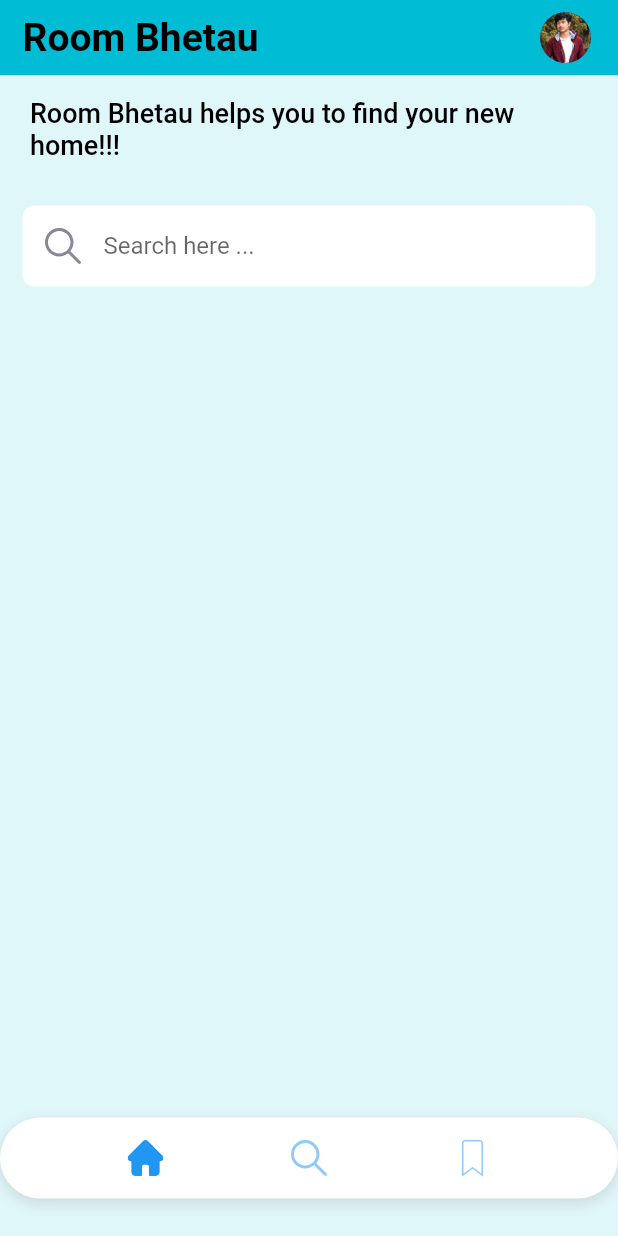
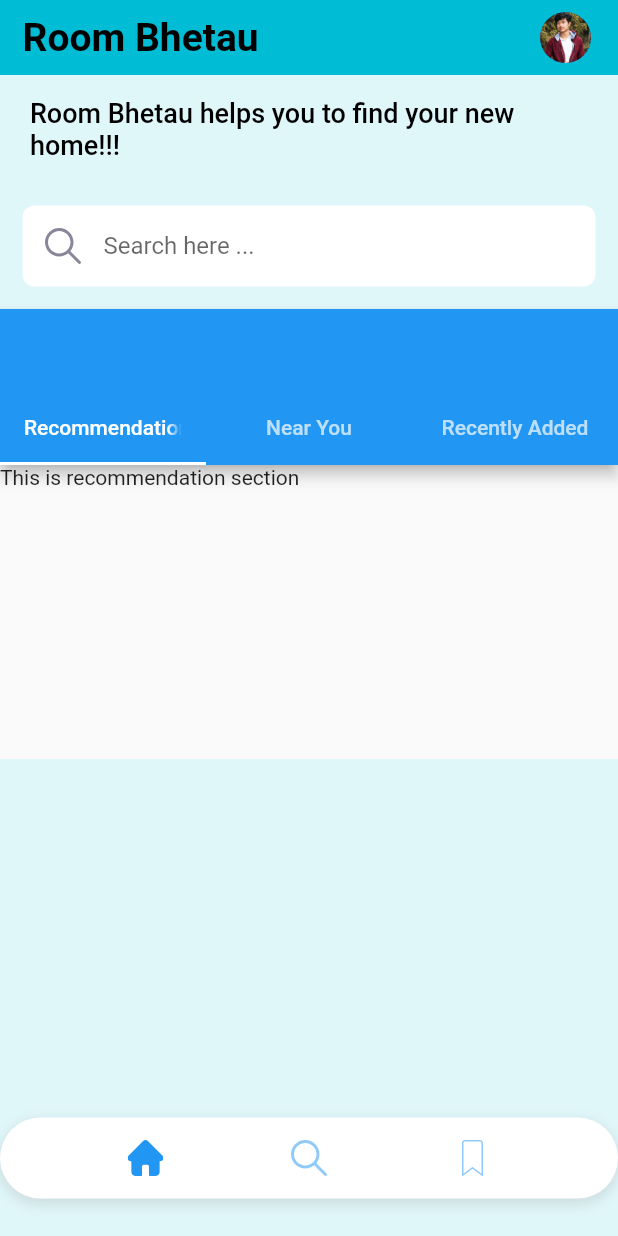
Before and after one commit to Cyantosh0/learn_flutter, a Flutter app: the screen it shows after launch, on a phone screen of 412 x 824 dp. Run offline on Flutter 3.47's test engine with Material 2 defaults, Android fonts, the phone set to English and light mode, and no system bars; our stand-ins replace flutter_svg.

Commit message:
Add 'categories' section in home page

```diff
--- a/lib/src/screens/home/home.dart
+++ b/lib/src/screens/home/home.dart
@@ -2,6 +2,7 @@ import 'package:flutter/material.dart';
 import 'package:learn_flutter/src/screens/home/widgets/bottom_navigation_bar.dart';
 import 'package:learn_flutter/src/screens/home/widgets/header.dart';
 import 'package:learn_flutter/src/screens/home/widgets/page_description.dart';
+import 'package:learn_flutter/src/screens/home/widgets/catagories.dart';
 import 'package:learn_flutter/src/screens/home/widgets/search_input.dart';
 
 class HomePage extends StatelessWidget {
@@ -13,7 +14,7 @@ class HomePage extends StatelessWidget {
       body: SingleChildScrollView(
         child: Column(
           crossAxisAlignment: CrossAxisAlignment.start,
-          children: [PageDescription(), SearchInput()],
+          children: [PageDescription(), SearchInput(), Catagories()],
         ),
       ),
       bottomNavigationBar: CustomBottomNavigationBar(),
--- /dev/null
+++ b/lib/src/screens/home/widgets/catagories.dart
@@ -0,0 +1,36 @@
+import 'package:flutter/material.dart';
+
+class Catagories extends StatelessWidget {
+  @override
+  Widget build(BuildContext context) {
+    return Container(
+      height: 300,
+      width: double.infinity,
+      child: DefaultTabController(
+        length: 3,
+        child: Scaffold(
+          appBar: AppBar(
+              bottom: new TabBar(
+            tabs: [
+              Tab(text: "Recommendation"),
+              Tab(text: "Near You"),
+              Tab(text: "Recently Added"),
+            ],
+          )),
+          body: TabBarView(
+            children: [Recommendations(), Recommendations(), Recommendations()],
+          ),
+        ),
+      ),
+    );
+  }
+}
+
+class Recommendations extends StatelessWidget {
+  @override
+  Widget build(BuildContext context) {
+    return Container(
+      child: Text('This is recommendation section'),
+    );
+  }
+}
```
